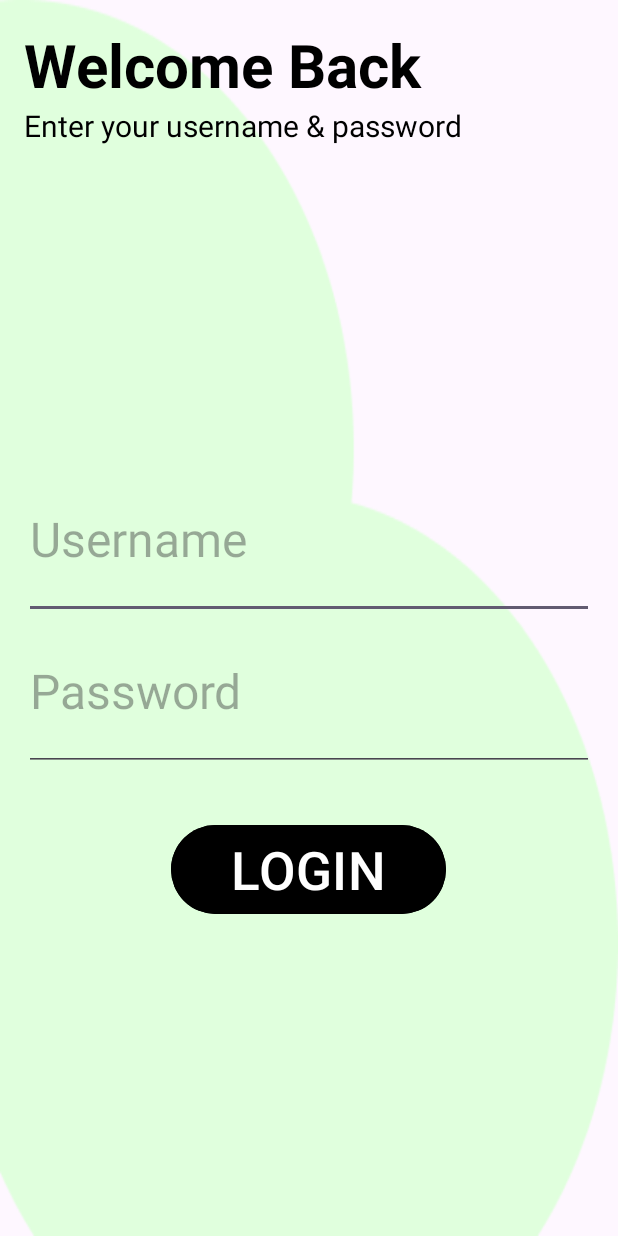
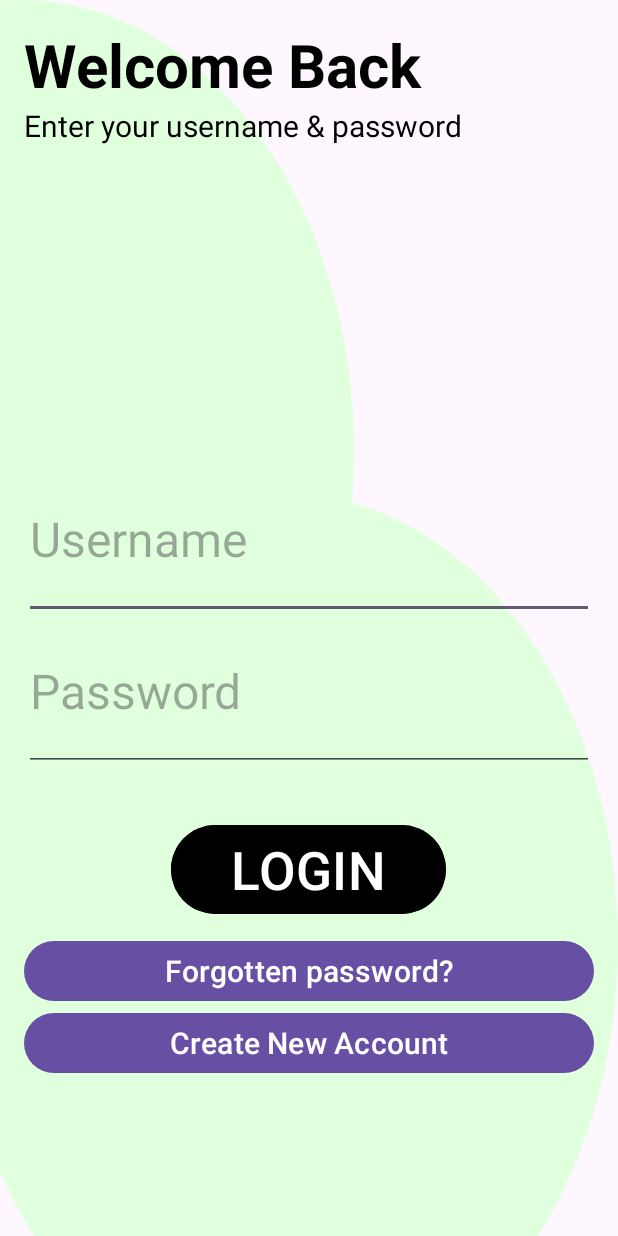
Before and after one commit to Fun-Tee/MyFirstApplication, an Android app: the layout activity_login.xml on its own in the app's theme, with its tools: preview values and no code run, on a phone screen of 412 x 824 dp. Run offline under Robolectric (Android 15) with nearby library versions, the phone set to English and light mode, and no system bars.

Commit message:
initial commit

```diff
--- a/app/src/main/java/com/esther/myapplication/LoginActivity.kt
+++ b/app/src/main/java/com/esther/myFirstApplication/LoginActivity.kt
@@ -1,7 +1,8 @@
-package com.esther.myapplication
+package com.esther.myFirstApplication
 
+import android.os.Bundle
 import androidx.appcompat.app.AppCompatActivity
-import android.os.Bundle
+import com.esther.myapplication.R
 
 class LoginActivity : AppCompatActivity() {
     override fun onCreate(savedInstanceState: Bundle?) {
--- a/app/src/main/res/layout/activity_login.xml
+++ b/app/src/main/res/layout/activity_login.xml
@@ -48,4 +48,23 @@
         android:textSize="35dp"
         android:backgroundTint="#000"
         android:layout_gravity="center"/>
+    <Button
+        android:id="@+id/forgottenPassword"
+        android:layout_width="match_parent"
+        android:layout_height="wrap_content"
+        android:text="Forgotten password?"
+        android:textSize="20dp"
+        android:textAlignment="center"
+        android:layout_marginTop="10dp"/>
+
+    <Button
+        android:id="@+id/CreateNewAccount"
+        android:layout_width="match_parent"
+        android:layout_height="wrap_content"
+        android:text="Create New Account"
+        android:textAlignment="center"
+        android:textSize="20sp" />
+
+
+
 </LinearLayout>
--- a/app/src/main/res/layout/activity_main.xml
+++ b/app/src/main/res/layout/activity_main.xml
@@ -6,7 +6,7 @@
     android:layout_width="match_parent"
     android:layout_height="match_parent"
     android:padding="16dp"
-    tools:context=".MainActivity"
+    tools:context="MainActivity"
     android:background="@drawable/union1">
 
     <ImageView
```
Also changed, not shown: app/src/main/java/com/esther/myFirstApplication/MainActivity.kt (added, +24 -0 lines), app/src/main/java/com/esther/myapplication/MainActivity.kt (deleted, +0 -15 lines).
